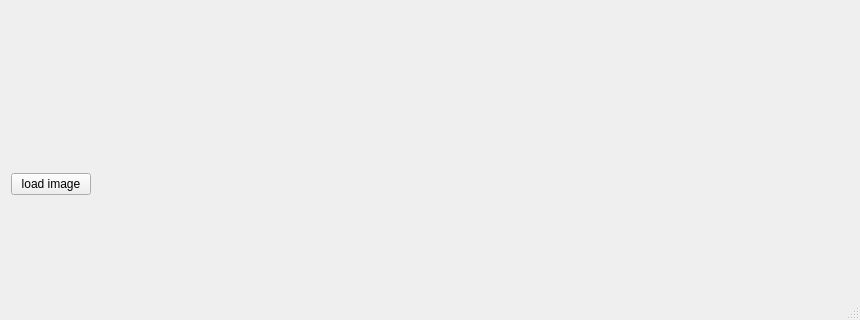
Old version of the form mainwindow.ui in the repository Sebu/sprs; both pictures show x 0 to 860 and y 272 to 592 of the 860 by 592 pixel window.
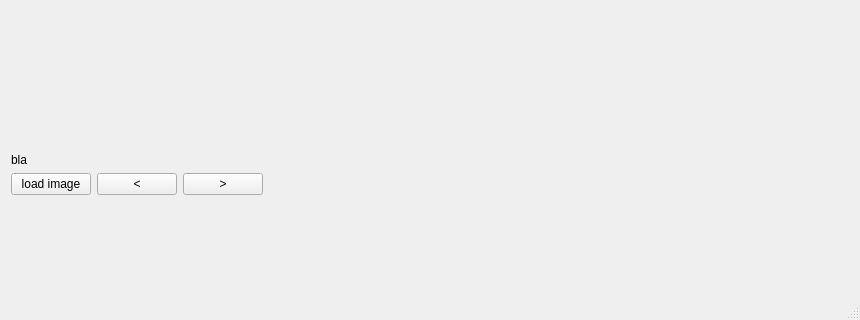
New version of the form.

Commit message: album mode/widget

What changed in the file:
```diff
--- a/mainwindow.ui
+++ b/mainwindow.ui
@@ -54,6 +54,13 @@
        </item>
       </layout>
      </item>
+     <item>
+      <widget class="QLabel" name="caption">
+       <property name="text">
+        <string>bla</string>
+       </property>
+      </widget>
+     </item>
      <item>
       <layout class="QHBoxLayout" name="horizontalLayout">
        <item>
@@ -63,6 +70,32 @@
          </property>
         </widget>
        </item>
+       <item>
+        <widget class="QPushButton" name="prevButton">
+         <property name="sizePolicy">
+          <sizepolicy hsizetype="Minimum" vsizetype="Minimum">
+           <horstretch>0</horstretch>
+           <verstretch>0</verstretch>
+          </sizepolicy>
+         </property>
+         <property name="text">
+          <string>&lt;</string>
+         </property>
+        </widget>
+       </item>
+       <item>
+        <widget class="QPushButton" name="nextButton">
+         <property name="sizePolicy">
+          <sizepolicy hsizetype="Minimum" vsizetype="Minimum">
+           <horstretch>0</horstretch>
+           <verstretch>0</verstretch>
+          </sizepolicy>
+         </property>
+         <property name="text">
+          <string>&gt;</string>
+         </property>
+        </widget>
+       </item>
        <item>
         <spacer name="horizontalSpacer">
          <property name="orientation">
```
Left out of the diff: 12 changed lines with no effect on the pictures. The commit also changes 5 other files.
